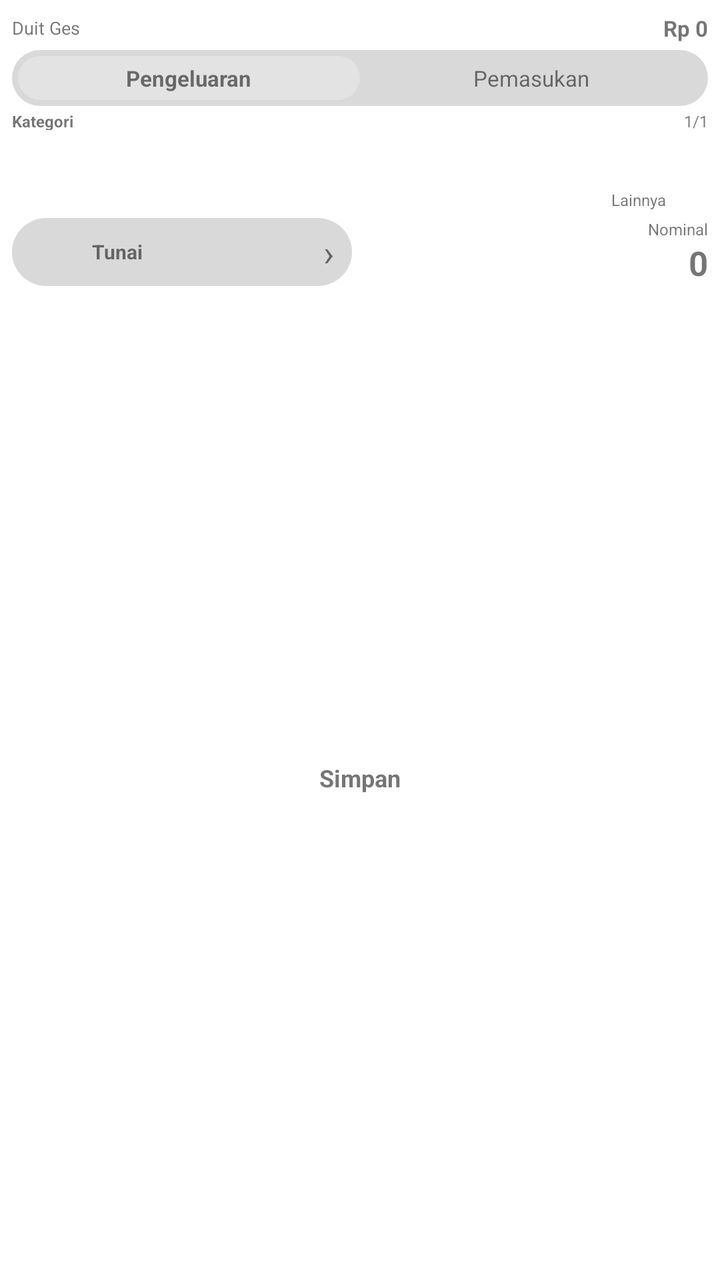
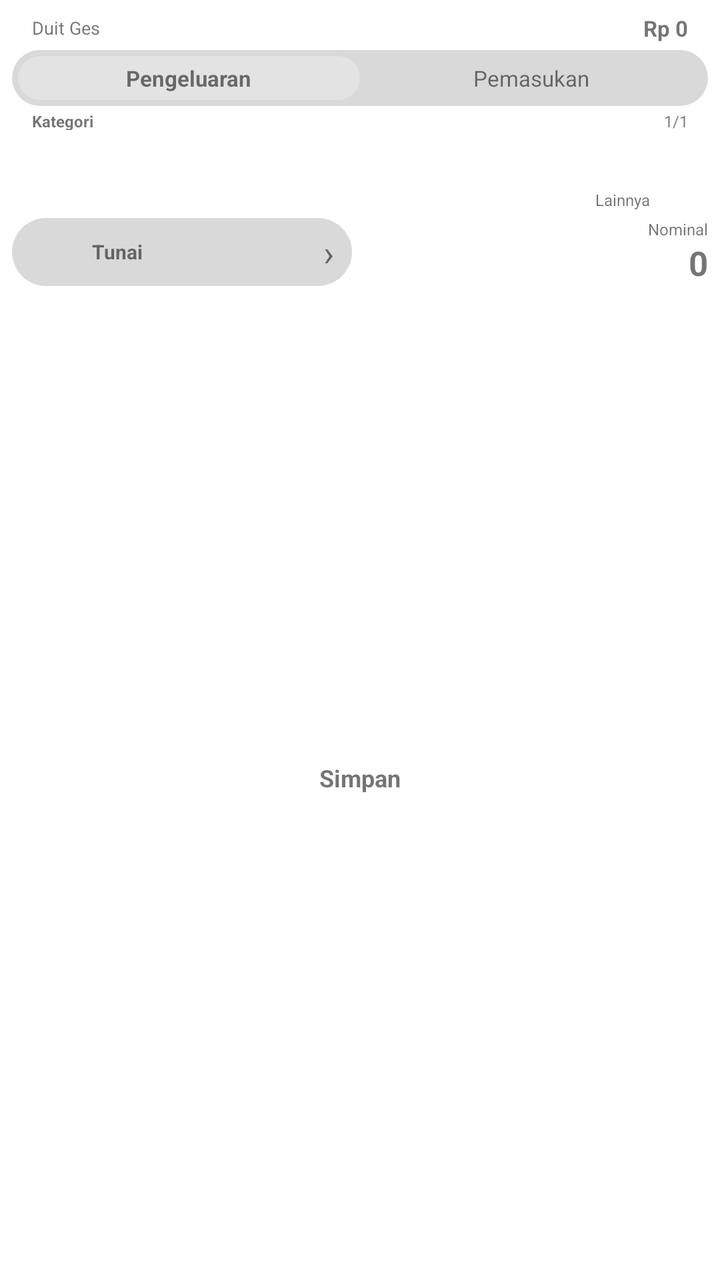

Screens rendered from an Android XML layout before and after an edit, with the pre-edit source and the edit as a unified diff.
<!-- AndroidManifest.xml: fallback theme Theme.MaterialComponents.DayNight.NoActionBar -->
<!-- res/layout/saldo_widget_medium.xml -->
<?xml version="1.0" encoding="utf-8"?>
<FrameLayout xmlns:android="http://schemas.android.com/apk/res/android"
    android:id="@+id/widget_root"
    android:layout_width="match_parent"
    android:layout_height="match_parent">

    <ImageView
        android:id="@+id/widget_background"
        android:layout_width="match_parent"
        android:layout_height="match_parent"
        android:contentDescription="@null"
        android:scaleType="fitXY" />

    <LinearLayout
        android:layout_width="match_parent"
        android:layout_height="match_parent"
        android:orientation="vertical"
        android:padding="6dp">

        <LinearLayout
            android:layout_width="match_parent"
            android:layout_height="16dp"
            android:gravity="center_vertical"
            android:orientation="horizontal">

            <TextView
                android:id="@+id/widget_bulan"
                android:layout_width="wrap_content"
                android:layout_height="wrap_content"
                android:maxLines="1"
                android:text="Duit Ges"
                android:textSize="9sp" />

            <TextView
                android:id="@+id/widget_status"
                android:layout_width="0dp"
                android:layout_height="wrap_content"
                android:layout_marginStart="8dp"
                android:layout_weight="1"
                android:gravity="center"
                android:maxLines="1"
                android:textSize="8sp" />

            <TextView
                android:id="@+id/widget_saldo"
                android:layout_width="wrap_content"
                android:layout_height="wrap_content"
                android:maxLines="1"
                android:text="Rp 0"
                android:textSize="11sp"
                android:textStyle="bold" />
        </LinearLayout>

        <LinearLayout
            android:layout_width="match_parent"
            android:layout_height="28dp"
            android:layout_marginTop="3dp"
            android:background="@drawable/widget_panel_bg"
            android:orientation="horizontal"
            android:padding="3dp">

            <TextView
                android:id="@+id/widget_type_expense"
                android:layout_width="0dp"
                android:layout_height="match_parent"
                android:layout_weight="1"
                android:background="@drawable/widget_tab_selected"
                android:contentDescription="Pilih pengeluaran"
                android:gravity="center"
                android:text="Pengeluaran"
                android:textSize="11sp"
                android:textStyle="bold" />

            <TextView
                android:id="@+id/widget_type_income"
                android:layout_width="0dp"
                android:layout_height="match_parent"
                android:layout_weight="1"
                android:contentDescription="Pilih pemasukan"
                android:gravity="center"
                android:text="Pemasukan"
                android:textSize="11sp" />
        </LinearLayout>

        <LinearLayout
            android:layout_width="match_parent"
            android:layout_height="10dp"
            android:layout_marginTop="2dp"
            android:gravity="center_vertical"
            android:orientation="horizontal">

            <TextView
                android:id="@+id/widget_category_title"
                android:layout_width="0dp"
                android:layout_height="wrap_content"
                android:layout_weight="1"
                android:text="Kategori"
                android:textSize="8sp"
                android:textStyle="bold" />

            <TextView
                android:id="@+id/widget_category_page"
                android:layout_width="wrap_content"
                android:layout_height="wrap_content"
                android:text="1/1"
                android:textSize="8sp" />
        </LinearLayout>

        <LinearLayout
            android:layout_width="match_parent"
            android:layout_height="40dp"
            android:layout_marginTop="1dp"
            android:gravity="center"
            android:orientation="horizontal">

            <LinearLayout android:id="@+id/widget_category_0" style="@style/WidgetCategory">
                <ImageView android:id="@+id/widget_category_icon_0" style="@style/WidgetCategoryIconMedium" />
                <TextView android:id="@+id/widget_category_label_0" style="@style/WidgetCategoryLabelMedium" />
            </LinearLayout>

            <LinearLayout android:id="@+id/widget_category_1" style="@style/WidgetCategory">
                <ImageView android:id="@+id/widget_category_icon_1" style="@style/WidgetCategoryIconMedium" />
                <TextView android:id="@+id/widget_category_label_1" style="@style/WidgetCategoryLabelMedium" />
            </LinearLayout>

            <LinearLayout android:id="@+id/widget_category_2" style="@style/WidgetCategory">
                <ImageView android:id="@+id/widget_category_icon_2" style="@style/WidgetCategoryIconMedium" />
                <TextView android:id="@+id/widget_category_label_2" style="@style/WidgetCategoryLabelMedium" />
            </LinearLayout>

            <LinearLayout android:id="@+id/widget_category_3" style="@style/WidgetCategory">
                <ImageView android:id="@+id/widget_category_icon_3" style="@style/WidgetCategoryIconMedium" />
                <TextView android:id="@+id/widget_category_label_3" style="@style/WidgetCategoryLabelMedium" />
            </LinearLayout>

            <LinearLayout
                android:id="@+id/widget_category_next"
                style="@style/WidgetCategory"
                android:contentDescription="Kategori berikutnya">
                <ImageView android:id="@+id/widget_category_next_icon" style="@style/WidgetCategoryIconMedium" />
                <TextView
                    android:id="@+id/widget_category_next_label"
                    style="@style/WidgetCategoryLabelMedium"
                    android:text="Lainnya" />
            </LinearLayout>
        </LinearLayout>

        <LinearLayout
            android:id="@+id/widget_nominal"
            android:layout_width="match_parent"
            android:layout_height="34dp"
            android:layout_marginTop="3dp"
            android:gravity="center_vertical"
            android:orientation="horizontal">

            <LinearLayout
                android:id="@+id/widget_wallet"
                android:layout_width="0dp"
                android:layout_height="match_parent"
                android:layout_weight="1"
                android:background="@drawable/widget_panel_bg"
                android:contentDescription="Ganti dompet"
                android:gravity="center_vertical"
                android:orientation="horizontal"
                android:paddingHorizontal="9dp">

                <ImageView
                    android:id="@+id/widget_wallet_icon"
                    android:layout_width="24dp"
                    android:layout_height="24dp"
                    android:contentDescription="@null" />

                <TextView
                    android:id="@+id/widget_wallet_label"
                    android:layout_width="0dp"
                    android:layout_height="wrap_content"
                    android:layout_marginStart="7dp"
                    android:layout_weight="1"
                    android:ellipsize="end"
                    android:maxLines="1"
                    android:text="Tunai"
                    android:textSize="10sp"
                    android:textStyle="bold" />

                <TextView
                    android:id="@+id/widget_wallet_arrow"
                    android:layout_width="wrap_content"
                    android:layout_height="wrap_content"
                    android:text="›"
                    android:textSize="18sp" />
            </LinearLayout>

            <LinearLayout
                android:layout_width="0dp"
                android:layout_height="match_parent"
                android:layout_marginStart="8dp"
                android:layout_weight="1"
                android:gravity="center_vertical|end"
                android:orientation="vertical">

                <TextView
                    android:id="@+id/widget_amount_label"
                    android:layout_width="wrap_content"
                    android:layout_height="wrap_content"
                    android:text="Nominal"
                    android:textSize="8sp" />

                <TextView
                    android:id="@+id/widget_amount"
                    android:layout_width="wrap_content"
                    android:layout_height="wrap_content"
                    android:ellipsize="start"
                    android:maxLines="1"
                    android:text="0"
                    android:textSize="17sp"
                    android:textStyle="bold" />
            </LinearLayout>
        </LinearLayout>

        <FrameLayout
            android:layout_width="match_parent"
            android:layout_height="0dp"
            android:layout_marginHorizontal="2dp"
            android:layout_marginTop="3dp"
            android:layout_marginBottom="2dp"
            android:layout_weight="1">

            <ImageView
                android:id="@+id/widget_save_background"
                android:layout_width="match_parent"
                android:layout_height="match_parent"
                android:contentDescription="@null"
                android:scaleType="fitXY" />

            <TextView
                android:id="@+id/widget_save"
                android:layout_width="match_parent"
                android:layout_height="match_parent"
                android:contentDescription="Simpan transaksi"
                android:gravity="center"
                android:text="Simpan"
                android:textSize="12sp"
                android:textStyle="bold" />
        </FrameLayout>
    </LinearLayout>
</FrameLayout>
<!-- resources referenced by this layout -->
<resources>
  <!-- drawable widget_panel_bg (drawable) -->
  <?xml version="1.0" encoding="utf-8"?>
  <shape xmlns:android="http://schemas.android.com/apk/res/android" android:shape="rectangle">
      <corners android:radius="18dp" />
      <solid android:color="#26000000" />
  </shape>
  <!-- drawable widget_tab_selected (drawable) -->
  <?xml version="1.0" encoding="utf-8"?>
  <shape xmlns:android="http://schemas.android.com/apk/res/android" android:shape="rectangle">
      <corners android:radius="16dp" />
      <solid android:color="#40FFFFFF" />
  </shape>
  <style name="WidgetCategory">
          <item name="android:layout_width">0dp</item>
          <item name="android:layout_height">match_parent</item>
          <item name="android:layout_weight">1</item>
          <item name="android:gravity">center</item>
          <item name="android:orientation">vertical</item>
      </style>
  <style name="WidgetCategoryIconMedium">
          <item name="android:layout_width">28dp</item>
          <item name="android:layout_height">28dp</item>
      </style>
  <style name="WidgetCategoryLabelMedium" parent="WidgetCategoryLabel">
          <item name="android:layout_height">12dp</item>
          <item name="android:textSize">8sp</item>
      </style>
  <style name="WidgetCategoryLabel">
          <item name="android:layout_width">match_parent</item>
          <item name="android:layout_height">20dp</item>
          <item name="android:ellipsize">end</item>
          <item name="android:gravity">center</item>
          <item name="android:maxLines">1</item>
          <item name="android:textSize">9sp</item>
      </style>
</resources>

<!-- the commit's change to res/layout/saldo_widget_medium.xml (unified diff, before → after) -->
@@ -20,6 +20,7 @@
         <LinearLayout
             android:layout_width="match_parent"
             android:layout_height="16dp"
+            android:layout_marginHorizontal="10dp"
             android:gravity="center_vertical"
             android:orientation="horizontal">
 
@@ -85,6 +86,7 @@
         <LinearLayout
             android:layout_width="match_parent"
             android:layout_height="10dp"
+            android:layout_marginHorizontal="10dp"
             android:layout_marginTop="2dp"
             android:gravity="center_vertical"
             android:orientation="horizontal">
@@ -111,7 +113,8 @@
             android:layout_height="40dp"
             android:layout_marginTop="1dp"
             android:gravity="center"
-            android:orientation="horizontal">
+            android:orientation="horizontal"
+            android:paddingHorizontal="10dp">
 
             <LinearLayout android:id="@+id/widget_category_0" style="@style/WidgetCategory">
                 <ImageView android:id="@+id/widget_category_icon_0" style="@style/WidgetCategoryIconMedium" />
